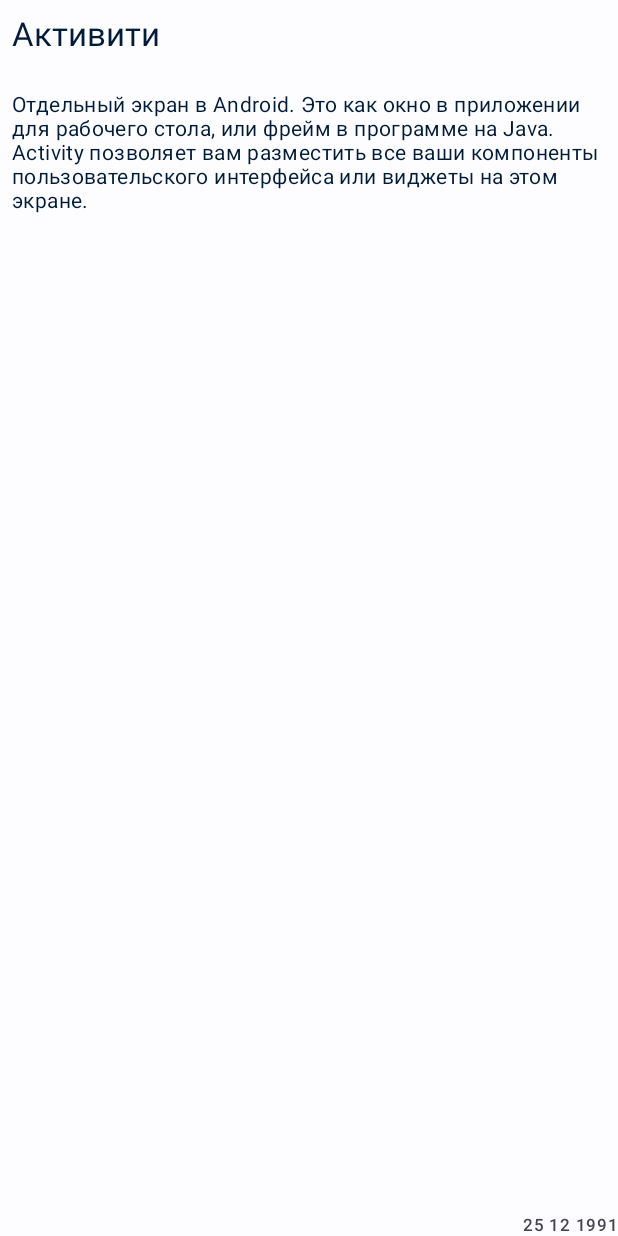
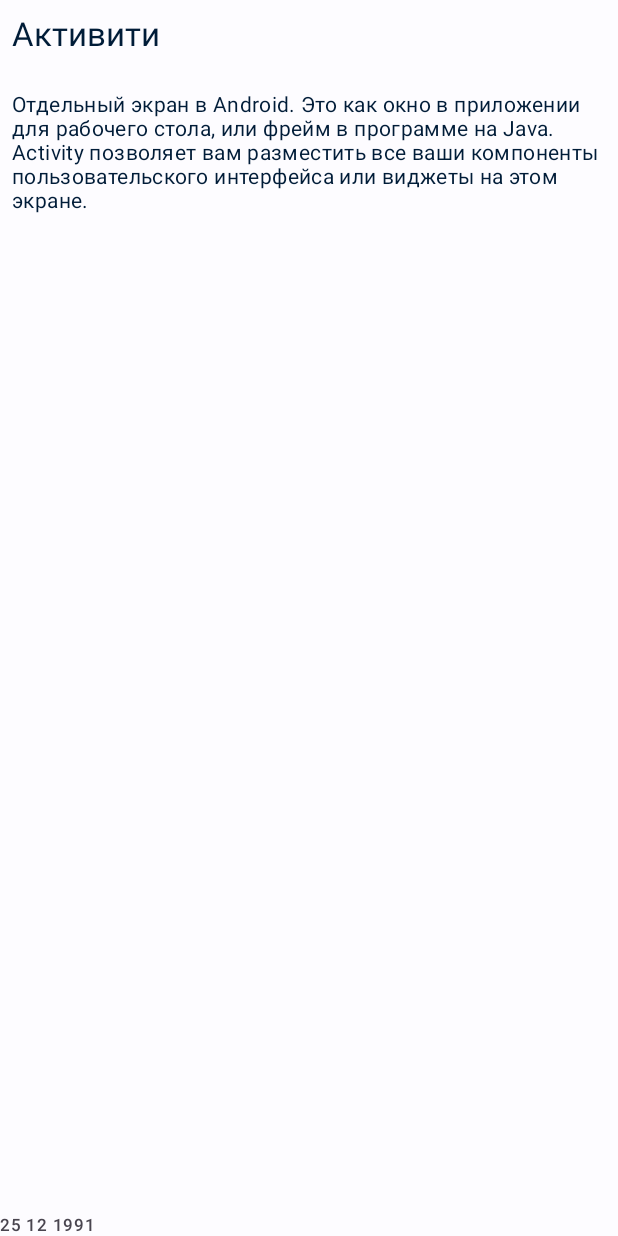
Before and after one commit to zfix27r/ToDo, an Android app: the layout fragment_detail.xml on its own in the app's theme, with its tools: preview values and no code run, on a phone screen of 412 x 824 dp. Run offline under Robolectric (Android 15) with nearby library versions, the phone set to English and light mode, and no system bars.

Commit message:
Урок 8. Домашняя работа update

```diff
--- a/app/build.gradle
+++ b/app/build.gradle
@@ -47,6 +47,7 @@ android {
 dependencies {
     implementation 'androidx.preference:preference-ktx:1.2.0'
     implementation 'androidx.legacy:legacy-support-v4:1.0.0'
+    implementation 'androidx.recyclerview:recyclerview:1.2.1'
     kapt "com.android.databinding:compiler:$databindingVersion"
 
     implementation "androidx.core:core-ktx:$androidxCoreVersion"
--- /dev/null
+++ b/app/src/main/java/ru/zfix27r/todo/ui/notes/detail/NoteEditModel.kt
@@ -0,0 +1,6 @@
+package ru.zfix27r.todo.ui.notes.detail
+
+class NoteEditModel {
+    var title: String? = null
+    var description: String? = null
+}
--- a/app/src/main/res/layout/content_main.xml
+++ b/app/src/main/res/layout/content_main.xml
@@ -17,4 +17,5 @@
         app:layout_constraintRight_toRightOf="parent"
         app:layout_constraintTop_toTopOf="parent"
         app:navGraph="@navigation/nav_graph" />
+
 </androidx.constraintlayout.widget.ConstraintLayout>
--- a/app/src/main/res/layout/fragment_detail.xml
+++ b/app/src/main/res/layout/fragment_detail.xml
@@ -4,11 +4,11 @@
     xmlns:tools="http://schemas.android.com/tools">
 
     <data>
+
         <variable
             name="viewModel"
             type="ru.zfix27r.todo.ui.notes.detail.DetailViewModel" />
     </data>
-
 
     <androidx.constraintlayout.widget.ConstraintLayout
         android:layout_width="match_parent"
@@ -42,6 +42,7 @@
             android:layout_width="0dp"
             android:layout_height="0dp"
             android:layout_marginTop="8dp"
+            android:layout_marginBottom="48dp"
             android:autofillHints=""
             android:ems="10"
             android:gravity="start|top"
@@ -54,12 +55,25 @@
             android:paddingBottom="7dp"
             android:text="@{ viewModel.note.description }"
             android:textAppearance="@style/TextAppearance.Material3.BodyMedium"
-            app:layout_constraintBottom_toTopOf="@+id/date"
+            app:layout_constraintBottom_toBottomOf="parent"
             app:layout_constraintEnd_toEndOf="parent"
-            app:layout_constraintHorizontal_bias="1.0"
+            app:layout_constraintHorizontal_bias="0.0"
             app:layout_constraintStart_toStartOf="parent"
             app:layout_constraintTop_toBottomOf="@+id/title"
+            app:layout_constraintVertical_bias="0.0"
             tools:text="Отдельный экран в Android. Это как окно в приложении для рабочего стола, или фрейм в программе на Java. Activity позволяет вам разместить все ваши компоненты пользовательского интерфейса или виджеты на этом экране." />
+
+        <LinearLayout
+            style="?attr/bottomSheetStyle"
+            android:id="@+id/bottom_sheet"
+            android:layout_width="match_parent"
+            android:layout_height="wrap_content"
+            android:orientation="horizontal"
+            app:behavior_hideable="true"
+            app:behavior_peekHeight="48dp"
+            app:layout_behavior="com.google.android.material.bottomsheet.BottomSheetBehavior"
+            app:layout_constraintBottom_toBottomOf="parent"
+            app:layout_constraintStart_toStartOf="parent">
 
             <TextView
                 android:id="@+id/date"
@@ -70,5 +84,6 @@
                 app:layout_constraintBottom_toBottomOf="parent"
                 app:layout_constraintEnd_toEndOf="parent"
                 tools:text="25 12 1991" />
+        </LinearLayout>
     </androidx.constraintlayout.widget.ConstraintLayout>
 </layout>
--- a/app/src/main/res/values/dimens.xml
+++ b/app/src/main/res/values/dimens.xml
@@ -1,3 +1,5 @@
 <resources>
     <dimen name="fab_margin">16dp</dimen>
+    <dimen name="list_item_spacing">16dp</dimen>
+    <dimen name="list_item_spacing_half">8dp</dimen>
 </resources>
```
Also changed, not shown: app/src/main/java/ru/zfix27r/todo/ui/notes/detail/DetailFragment.kt (+7 -2 lines), app/src/main/java/ru/zfix27r/todo/ui/notes/detail/DetailViewModel.kt (+5 -3 lines). Lines whose indentation alone changed are shown as unchanged.
